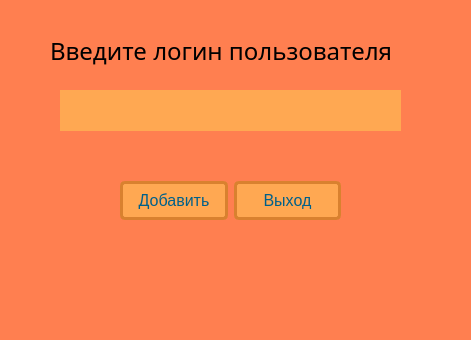
Above: adminSearch.ui from VeePeeKay/noteboard before the change. Below: the same form after it.
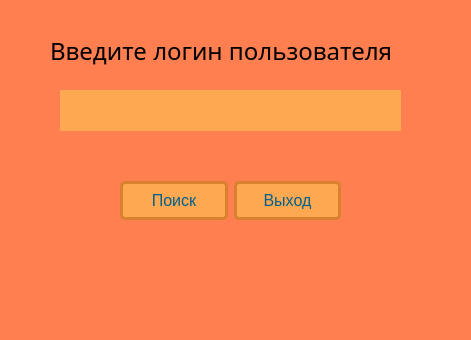
That is the form after the change.

What changed in the file:
```diff
--- a/adminSearch.ui
+++ b/adminSearch.ui
@@ -78,7 +78,7 @@
     transition: all 0.8s ease;</string>
       </property>
       <property name="text">
-       <string>Добавить</string>
+       <string>Поиск</string>
       </property>
       <property name="default">
        <bool>false</bool>
```
